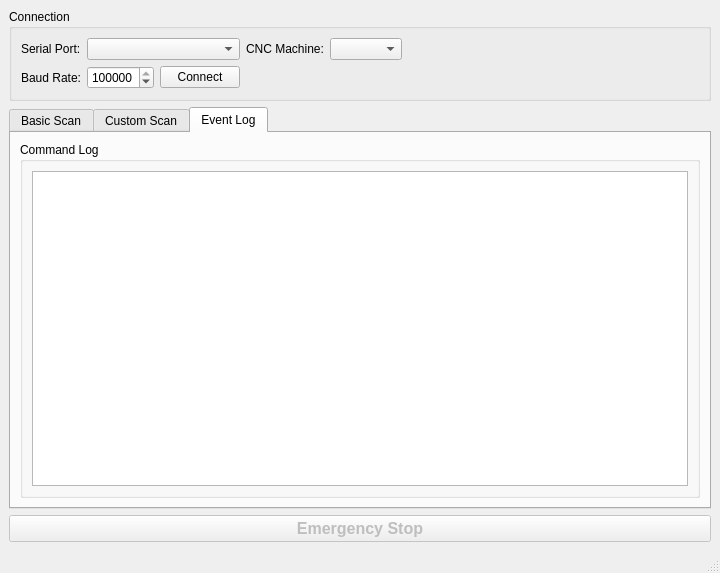
First picture: the form in touch-o-matic-tabbed.ui, repository westphallm1/TouchOMaticController, before the edit.
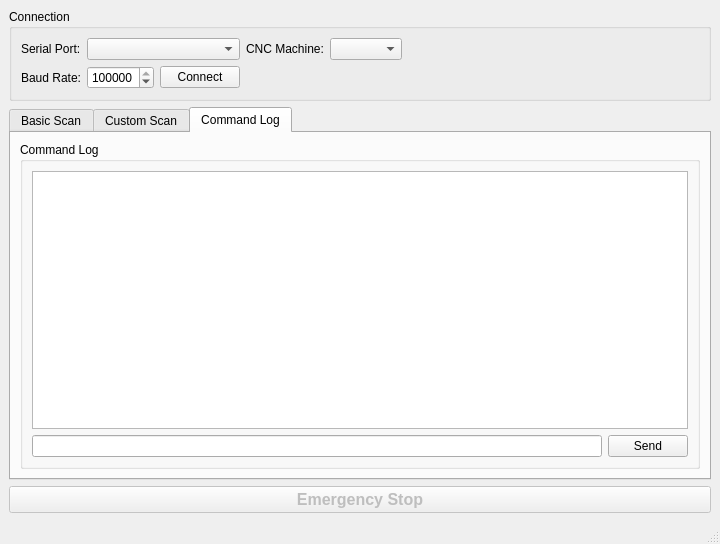
Second picture: the form after the edit. The open tabs and pages were chosen to show the change. Icons and pictures are not drawn.

Diff of the .ui file:
```diff
--- a/touch-o-matic-tabbed.ui
+++ b/touch-o-matic-tabbed.ui
@@ -7,7 +7,7 @@
     <x>0</x>
     <y>0</y>
     <width>720</width>
-    <height>573</height>
+    <height>544</height>
    </rect>
   </property>
   <property name="windowTitle">
@@ -807,7 +807,7 @@
       </widget>
       <widget class="QWidget" name="eventTab">
        <attribute name="title">
-        <string>Event Log</string>
+        <string>Command Log</string>
        </attribute>
        <layout class="QVBoxLayout" name="verticalLayout_4">
         <item>
@@ -815,7 +815,7 @@
           <property name="title">
            <string>Command Log</string>
           </property>
-          <layout class="QHBoxLayout" name="horizontalLayout_7">
+          <layout class="QVBoxLayout" name="verticalLayout_6">
            <item>
             <widget class="QPlainTextEdit" name="commandLog">
              <property name="enabled">
@@ -831,6 +831,26 @@
              </property>
             </widget>
            </item>
+           <item>
+            <layout class="QHBoxLayout" name="horizontalLayout_7">
+             <property name="topMargin">
+              <number>0</number>
+             </property>
+             <property name="rightMargin">
+              <number>0</number>
+             </property>
+             <item>
+              <widget class="QLineEdit" name="directCommand"/>
+             </item>
+             <item>
+              <widget class="QPushButton" name="sendDirectCommand">
+               <property name="text">
+                <string>Send</string>
+               </property>
+              </widget>
+             </item>
+            </layout>
+           </item>
           </layout>
          </widget>
         </item>
```
Left out of the diff: 26 changed lines with no effect on the pictures.
